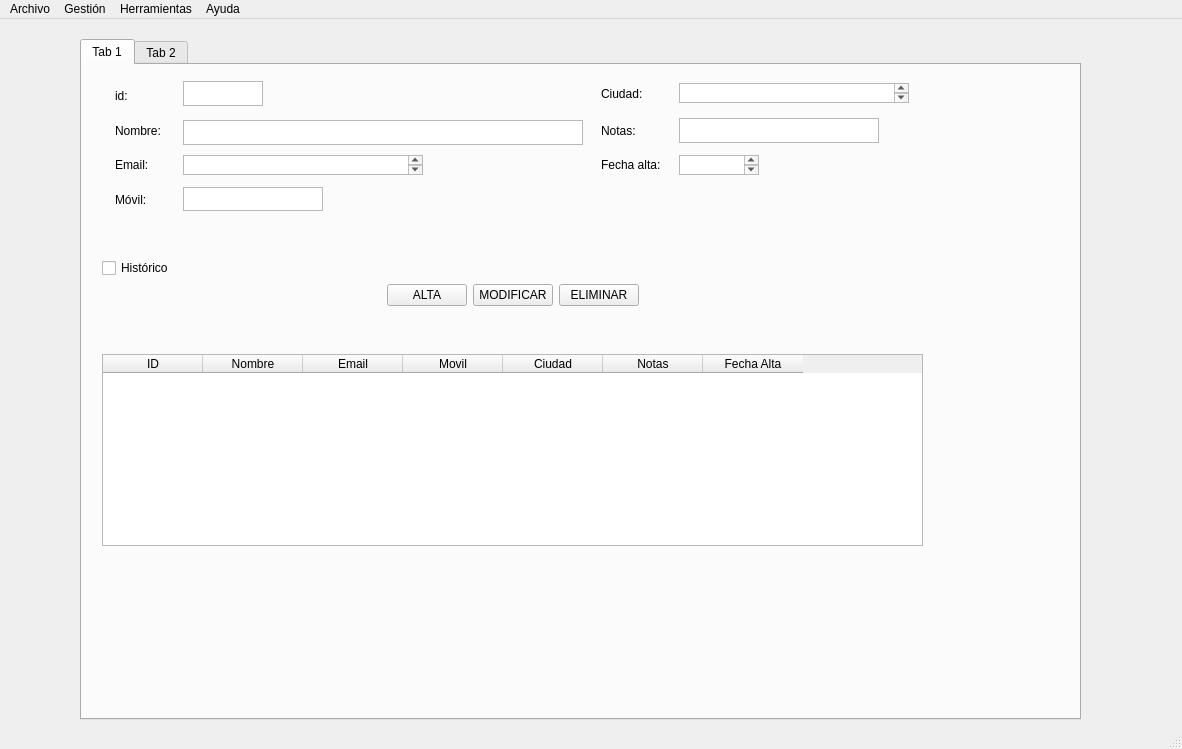
Qt form templates/venPrincipal.ui (lauri1604/rodriguezrodriguezrecupera) before a commit.
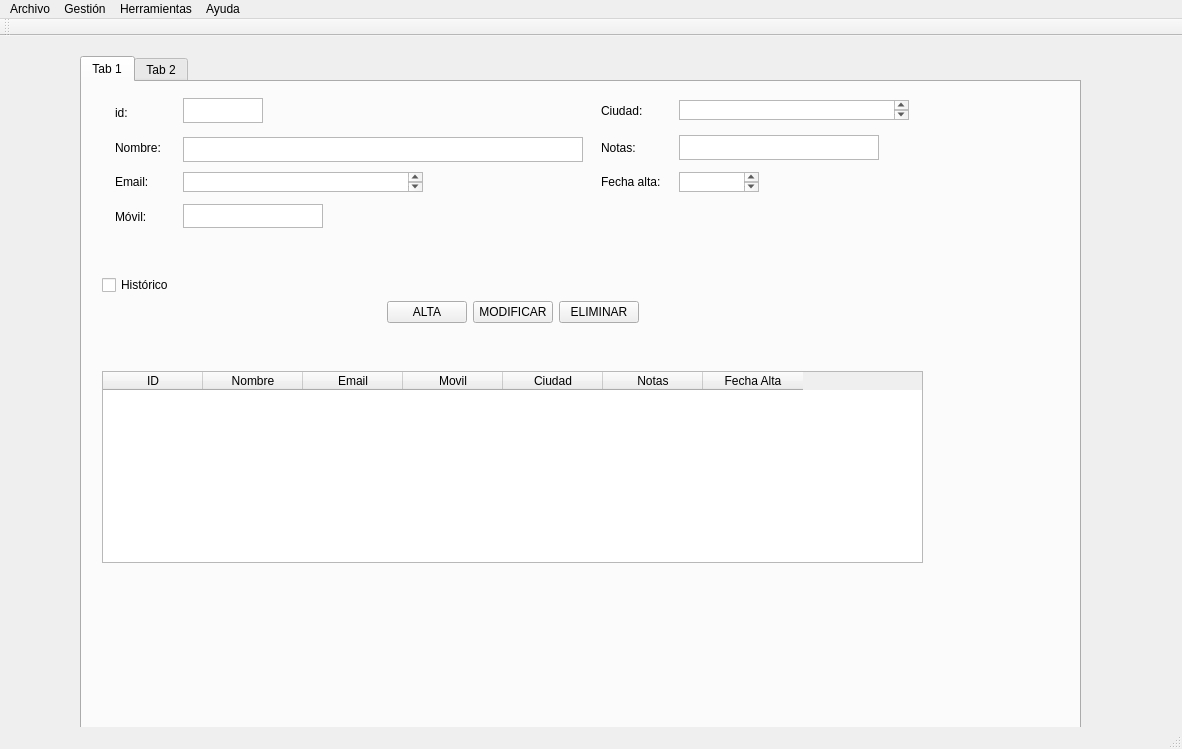
The same form after that commit. Icons and pictures are not drawn.

Commit message: Añadir toolbar pero no deja añadir el icono al toolbar

The edit to the form file:
```diff
--- a/templates/venPrincipal.ui
+++ b/templates/venPrincipal.ui
@@ -519,6 +519,23 @@
    <addaction name="menuAyuda"/>
   </widget>
   <widget class="QStatusBar" name="statusbar"/>
+  <widget class="QToolBar" name="toolBar">
+   <property name="sizePolicy">
+    <sizepolicy hsizetype="Fixed" vsizetype="Fixed">
+     <horstretch>0</horstretch>
+     <verstretch>0</verstretch>
+    </sizepolicy>
+   </property>
+   <property name="windowTitle">
+    <string>toolBar</string>
+   </property>
+   <attribute name="toolBarArea">
+    <enum>TopToolBarArea</enum>
+   </attribute>
+   <attribute name="toolBarBreak">
+    <bool>false</bool>
+   </attribute>
+  </widget>
   <action name="actionSalir">
    <property name="text">
     <string>Salir</string>
```
Left out of the diff: 15 changed lines with no effect on the pictures. The commit also changes 3 other files.
